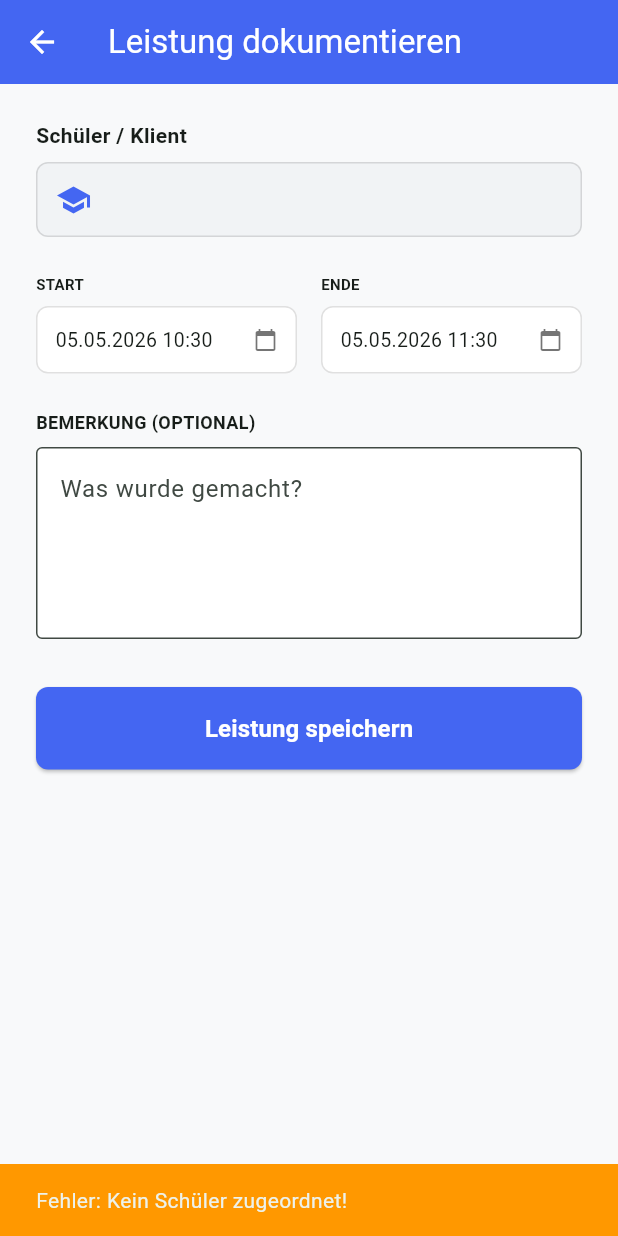
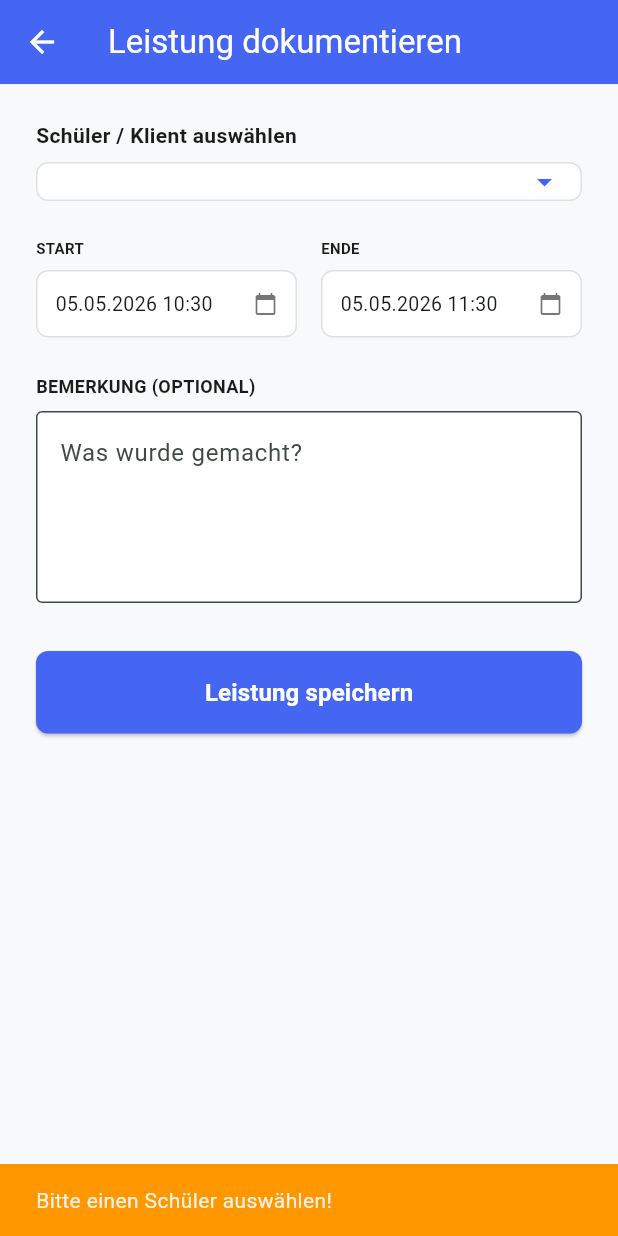
Before and after one commit to Fr3ak88/signsync_mobile, a Flutter app: the CreateEntryPage screen opened directly, after a tap on "Leistung speichern", on a phone screen of 412 x 824 dp. Run offline on Flutter 3.47's test engine with Material 3 defaults, Android fonts, the phone set to English and light mode, and no system bars; our stand-ins replace dio, flutter_secure_storage; accounts and stored records are empty.

Commit message:
schüler darstellung

```diff
--- a/lib/pages/create_entry_page.dart
+++ b/lib/pages/create_entry_page.dart
@@ -1,7 +1,6 @@
 import 'package:flutter/material.dart';
 import '../services/api_service.dart';
 
-// --- LEISTUNG ERSTELLEN (SCHÜLER) ---
 class CreateEntryPage extends StatefulWidget {
   final String? studentId;
 
@@ -15,33 +14,41 @@ class _CreateEntryPageState extends State<CreateEntryPage> {
   final TextEditingController _descriptionController = TextEditingController();
   DateTime _startDate = DateTime.now();
   DateTime _endDate = DateTime.now().add(const Duration(hours: 1));
-  String _displayStudentName = "Lade...";
+
+  // NEU: Liste für die Schülerauswahl
+  List<Map<String, dynamic>> _assignedStudents = [];
+  String? _selectedStudentId;
+  bool _isLoadingStudents = true;
   bool _isSaving = false;
 
   @override
   void initState() {
     super.initState();
-    _loadStudentData();
+    _loadAllStudents();
   }
 
-  // Lädt den echten Schülernamen aus dem ApiService
-  Future<void> _loadStudentData() async {
-    final name = await ApiService().getMyStudentName();
+  // NEU: Lädt alle zugewiesenen Schüler aus dem ApiService
+  Future<void> _loadAllStudents() async {
+    // Hier nutzen wir eine neue Methode im ApiService oder ziehen die Daten aus dem Login-User
+    final students = await ApiService().getAssignedStudents();
+
     if (mounted) {
       setState(() {
-        _displayStudentName = name;
+        _assignedStudents = students;
+        _isLoadingStudents = false;
+
+        // Falls eine ID übergeben wurde, diese vorwählen, sonst das erste Kind
+        if (widget.studentId != null) {
+          _selectedStudentId = widget.studentId;
+        } else if (_assignedStudents.isNotEmpty) {
+          _selectedStudentId = _assignedStudents.first['id'].toString();
+        }
       });
     }
   }
 
   String _formatDateTime(DateTime dt) {
-    String day = dt.day.toString().padLeft(2, '0');
-    String month = dt.month.toString().padLeft(2, '0');
-    String year = dt.year.toString();
-    String hour = dt.hour.toString().padLeft(2, '0');
-    String minute = dt.minute.toString().padLeft(2, '0');
-
-    return "$day.$month.$year $hour:$minute";
+    return "${dt.day.toString().padLeft(2, '0')}.${dt.month.toString().padLeft(2, '0')}.${dt.year} ${dt.hour.toString().padLeft(2, '0')}:${dt.minute.toString().padLeft(2, '0')}";
   }
 
   Future<void> _pickDateTime(bool isStart) async {
@@ -52,17 +59,14 @@ class _CreateEntryPageState extends State<CreateEntryPage> {
       lastDate: DateTime(2100),
     );
     if (date == null) return;
-    if (!mounted) return;
 
     TimeOfDay? time = await showTimePicker(
       context: context,
       initialTime: TimeOfDay.fromDateTime(isStart ? _startDate : _endDate),
-      builder: (BuildContext context, Widget? child) {
-        return MediaQuery(
+      builder: (context, child) => MediaQuery(
         data: MediaQuery.of(context).copyWith(alwaysUse24HourFormat: true),
         child: child!,
-        );
-      },
+      ),
     );
 
     if (time == null) return;
@@ -87,31 +91,50 @@ class _CreateEntryPageState extends State<CreateEntryPage> {
         backgroundColor: const Color(0xFF4466F2),
         foregroundColor: Colors.white,
       ),
-      body: SingleChildScrollView(
+      body: _isLoadingStudents
+        ? const Center(child: CircularProgressIndicator())
+        : SingleChildScrollView(
             padding: const EdgeInsets.all(24.0),
             child: Column(
               crossAxisAlignment: CrossAxisAlignment.start,
               children: [
-            const Text('Schüler / Klient', style: TextStyle(fontWeight: FontWeight.bold)),
+                const Text('Schüler / Klient auswählen',
+                    style: TextStyle(fontWeight: FontWeight.bold)),
                 const SizedBox(height: 8),
+
+                // ANGEPASST: Dropdown statt statischem Container
                 Container(
-              padding: const EdgeInsets.all(12),
+                  padding: const EdgeInsets.symmetric(horizontal: 12),
                   decoration: BoxDecoration(
-                color: const Color(0xFFF1F3F5),
+                    color: Colors.white,
                     borderRadius: BorderRadius.circular(8),
                     border: Border.all(color: Colors.black12),
                   ),
+                  child: DropdownButtonHideUnderline(
+                    child: DropdownButton<String>(
+                      isExpanded: true,
+                      value: _selectedStudentId,
+                      icon: const Icon(Icons.arrow_drop_down, color: Color(0xFF4466F2)),
+                      items: _assignedStudents.map((student) {
+                        return DropdownMenuItem<String>(
+                          value: student['id'].toString(),
                           child: Row(
                             children: [
-                  const Icon(Icons.school, color: Color(0xFF4466F2)),
+                              const Icon(Icons.school, size: 20, color: Color(0xFF4466F2)),
                               const SizedBox(width: 12),
-                  Text(
-                    _displayStudentName, // Dynamischer Name
-                    style: const TextStyle(fontWeight: FontWeight.bold),
-                  ),
+                              Text(student['name'].toString(),
+                                   style: const TextStyle(fontWeight: FontWeight.bold)),
                             ],
                           ),
+                        );
+                      }).toList(),
+                      onChanged: (value) {
+                        setState(() => _selectedStudentId = value);
+                      },
                     ),
+                  ),
+                ),
+
                 const SizedBox(height: 24),
                 Row(
                   children: [
@@ -121,7 +144,8 @@ class _CreateEntryPageState extends State<CreateEntryPage> {
                   ],
                 ),
                 const SizedBox(height: 24),
-            const Text('BEMERKUNG (OPTIONAL)', style: TextStyle(fontWeight: FontWeight.bold, fontSize: 12)),
+                const Text('BEMERKUNG (OPTIONAL)',
+                    style: TextStyle(fontWeight: FontWeight.bold, fontSize: 12)),
                 const SizedBox(height: 8),
                 TextField(
                   controller: _descriptionController,
@@ -135,33 +159,38 @@ class _CreateEntryPageState extends State<CreateEntryPage> {
                 ),
                 const SizedBox(height: 32),
                 _isSaving
-                ? const Center(child: CircularProgressIndicator(color: Color(0xFF427D5D)))
+                    ? const Center(child: CircularProgressIndicator(color: Color(0xFF4466F2)))
                     : ElevatedButton(
-                    onPressed: () async {
-                      setState(() => _isSaving = true);
-
-                      // 1. Hole ID aus dem ApiService (falls nicht über Konstruktor gekommen)
-                      final assignedStudentId = widget.studentId ?? await ApiService().getMyStudentId();
-
-                      // 2. Berechne die Netto-Minuten
-                      final netMinutes = ApiService().calculateNetMinutes();
-
-                      if (assignedStudentId == null) {
-                        setState(() => _isSaving = false);
-                        if (context.mounted) {
-                          ScaffoldMessenger.of(context).showSnackBar(
-                            const SnackBar(
-                              content: Text('Fehler: Kein Schüler zugeordnet!'),
-                              backgroundColor: Colors.orange
+                        onPressed: _saveEntry,
+                        style: ElevatedButton.styleFrom(
+                          backgroundColor: const Color(0xFF4466F2),
+                          foregroundColor: Colors.white,
+                          minimumSize: const Size.fromHeight(55),
+                          shape: RoundedRectangleBorder(borderRadius: BorderRadius.circular(8)),
+                        ),
+                        child: const Text('Leistung speichern',
+                            style: TextStyle(fontSize: 16, fontWeight: FontWeight.bold)),
+                      ),
+              ],
+            ),
           ),
     );
   }
+
+  // NEU: Ausgelagerte Speicherlogik
+  Future<void> _saveEntry() async {
+    if (_selectedStudentId == null) {
+      ScaffoldMessenger.of(context).showSnackBar(
+        const SnackBar(content: Text('Bitte einen Schüler auswählen!'), backgroundColor: Colors.orange),
+      );
       return;
     }
 
-                      // 3. Sende Daten an Laravel
+    setState(() => _isSaving = true);
+    final netMinutes = ApiService().calculateNetMinutes();
+
     bool success = await ApiService().createEntry(
-                        studentId: assignedStudentId,
+      studentId: _selectedStudentId!,
       type: "leistung",
       duration: netMinutes.toString(),
       description: _descriptionController.text,
@@ -170,43 +199,18 @@ class _CreateEntryPageState extends State<CreateEntryPage> {
     if (!mounted) return;
     setState(() => _isSaving = false);
 
-                      // 4. Ergebnis verarbeiten
     if (success) {
       ApiService().stopGlobalTimer();
       ApiService().pausedMinutes = 0;
-
-                        if (context.mounted) {
       ScaffoldMessenger.of(context).showSnackBar(
-                            const SnackBar(
-                              content: Text('Leistung erfolgreich gespeichert!'),
-                              backgroundColor: Color(0xFF4466F2)
-                            ),
+        const SnackBar(content: Text('Leistung erfolgreich gespeichert!'), backgroundColor: Color(0xFF4466F2)),
       );
       Navigator.pop(context);
-                        }
     } else {
-                        if (context.mounted) {
       ScaffoldMessenger.of(context).showSnackBar(
-                            const SnackBar(
-                              content: Text('Fehler beim Speichern!'),
-                              backgroundColor: Colors.red
-                            ),
+        const SnackBar(content: Text('Fehler beim Speichern!'), backgroundColor: Colors.red),
       );
     }
-                      }
-                    },
-                    style: ElevatedButton.styleFrom(
-                      backgroundColor: const Color(0xFF4466F2),
-                      foregroundColor: Colors.white,
-                      minimumSize: const Size.fromHeight(55),
-                      shape: RoundedRectangleBorder(borderRadius: BorderRadius.circular(8)),
-                    ),
-                    child: const Text('Leistung speichern', style: TextStyle(fontSize: 16, fontWeight: FontWeight.bold)),
-                  ),
-          ],
-        ),
-      ),
-    );
   }
 
   Widget _buildPickerBox(String label, DateTime dt, VoidCallback onTap) {
--- a/lib/services/api_service.dart
+++ b/lib/services/api_service.dart
@@ -1,5 +1,6 @@
 import 'package:dio/dio.dart';
 import 'package:flutter_secure_storage/flutter_secure_storage.dart';
+import 'dart:convert';
 
 class ApiService {
   static final ApiService _instance = ApiService._internal();
@@ -27,17 +28,41 @@ class ApiService {
     return Options(headers: {'Authorization': 'Bearer $token'});
   }
 
-  // Holt die gespeicherte Schüler-ID
-  Future<String?> getMyStudentId() async {
-    return await _storage.read(key: 'my_student_id');
+  // NEU: Holt die Liste aller zugewiesenen Schüler für das Dropdown
+  Future<List<Map<String, dynamic>>> getAssignedStudents() async {
+    String? userDataString = await _storage.read(key: 'user_data');
+    if (userDataString != null) {
+      try {
+        final Map<String, dynamic> userData = jsonDecode(userDataString);
+        if (userData['kinder'] != null) {
+          return List<Map<String, dynamic>>.from(userData['kinder']);
+        }
+      } catch (e) {
+        print("Fehler beim Parsen der Schülerliste: $e");
+      }
+    }
+    return [];
   }
 
-  // NEU: Holt den gespeicherten Schülernamen für die Anzeige
-  Future<String> getMyStudentName() async {
-    return await _storage.read(key: 'my_student_name') ?? 'Unbekannter Schüler';
+  // Beibehalten für Kompatibilität (gibt ID des ersten Kindes zurück)
+  Future<String?> getMyStudentId() async {
+    final students = await getAssignedStudents();
+    if (students.isNotEmpty) {
+      return students.first['id'].toString();
+    }
+    return null;
   }
 
-  // Login
+  // Beibehalten für Kompatibilität (gibt Name des ersten Kindes zurück)
+  Future<String> getMyStudentName() async {
+    final students = await getAssignedStudents();
+    if (students.isNotEmpty) {
+      return students.first['name'] ?? 'Unbekannter Schüler';
+    }
+    return 'Kein Schüler zugewiesen';
+  }
+
+  // Login - ANGEPASST auf das neue Listen-Format
   Future<bool> login(String email, String password) async {
     try {
       final response = await _dio.post('/login', data: {
@@ -49,20 +74,14 @@ class ApiService {
       if (response.statusCode == 200) {
         final userData = response.data['user'];
 
-        // Token & Firma speichern
+        // Token speichern
         await _storage.write(key: 'auth_token', value: response.data['token']);
+
+        // Firma speichern
         await _storage.write(key: 'company_name', value: userData['company_name'] ?? 'Meine Firma');
 
-        // --- ANPASSUNG: Schüler-Daten speichern ---
-        final sId = userData['schueler_id']?.toString();
-        final sName = userData['schueler_name']?.toString(); // Erwartet 'schueler_name' vom Backend
-
-        if (sId != null) {
-          await _storage.write(key: 'my_student_id', value: sId);
-        }
-        if (sName != null) {
-          await _storage.write(key: 'my_student_name', value: sName);
-        }
+        // --- ANPASSUNG: Speichert das komplette User-Objekt inkl. 'kinder' Liste als JSON ---
+        await _storage.write(key: 'user_data', value: jsonEncode(userData));
 
         return true;
       }
@@ -75,7 +94,7 @@ class ApiService {
 
   // Zeiteintrag erstellen
   Future<bool> createEntry({
-    String? studentId,
+    required String studentId, // Jetzt required, da wir sie aus dem Dropdown wählen
     required String type,
     required String duration,
     String? description,
@@ -94,7 +113,7 @@ class ApiService {
 
       final Map<String, dynamic> requestData = {
         "typ": type.toLowerCase(),
-        "schueler_id": (studentId == "0" || studentId == null) ? null : int.tryParse(studentId),
+        "schueler_id": int.tryParse(studentId),
         "start_zeit": formatDate(startTime),
         "ende_zeit": formatDate(now),
         "notiz": description ?? "",
@@ -103,8 +122,6 @@ class ApiService {
       if (pausedMinutes > 0) {
         requestData["pause_minuten"] = pausedMinutes;
       }
-
-      print("Sende Daten an Server: $requestData");
 
       final response = await _dio.post(
         '/zeiteintraege',
@@ -116,8 +133,6 @@ class ApiService {
     } catch (e) {
       if (e is DioException) {
         print("SERVER FEHLER: ${e.response?.data}");
-      } else {
-        print("FEHLER: $e");
       }
       return false;
     }
```
Lines whose indentation alone changed are shown as unchanged.
